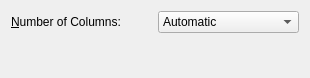
Above: zint/frontend_qt/grpDBExtend.ui from prefetchnta/mybuild before the change. Below: the same form after it.
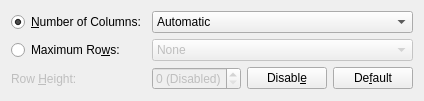
That is the form after the change.

Diff of the .ui file:
```diff
--- a/zint/frontend_qt/grpDBExtend.ui
+++ b/zint/frontend_qt/grpDBExtend.ui
@@ -10,27 +10,41 @@
     <height>78</height>
    </rect>
   </property>
+  <property name="maximumSize">
+   <size>
+    <width>600</width>
+    <height>16777215</height>
+   </size>
+  </property>
   <property name="windowTitle">
    <string>Form</string>
   </property>
   <layout class="QVBoxLayout" name="verticalLayout">
    <item>
-    <layout class="QHBoxLayout" name="horizontalLayout">
-     <item>
-      <widget class="QLabel" name="lblColumns">
+    <layout class="QGridLayout" name="gridLayoutDBES">
+     <item row="0" column="0">
+      <widget class="QRadioButton" name="radDBESCols">
        <property name="text">
         <string>&amp;Number of Columns:</string>
        </property>
-       <property name="alignment">
-        <set>Qt::AlignLeading|Qt::AlignLeft|Qt::AlignVCenter</set>
+       <property name="toolTip">
+        <string>Set number of columns (each contains
+2 data segments)</string>
        </property>
-       <property name="buddy">
-        <cstring>cmbCols</cstring>
+       <property name="checked">
+        <bool>true</bool>
        </property>
       </widget>
      </item>
-     <item>
-      <widget class="QComboBox" name="cmbCols">
+     <item row="0" column="1">
+      <widget class="QComboBox" name="cmbDBESCols">
+       <property name="enabled">
+        <bool>true</bool>
+       </property>
+       <property name="toolTip">
+        <string>Set number of columns (each contains
+2 data segments)</string>
+       </property>
        <item>
         <property name="text">
          <string>Automatic</string>
@@ -38,7 +52,85 @@
        </item>
        <item>
         <property name="text">
-         <string>1</string>
+         <string>1 (2 segments)</string>
+        </property>
+       </item>
+       <item>
+        <property name="text">
+         <string>2 (4 segments)</string>
+        </property>
+       </item>
+       <item>
+        <property name="text">
+         <string>3 (6 segments)</string>
+        </property>
+       </item>
+       <item>
+        <property name="text">
+         <string>4 (8 segments)</string>
+        </property>
+       </item>
+       <item>
+        <property name="text">
+         <string>5 (10 segments)</string>
+        </property>
+       </item>
+       <item>
+        <property name="text">
+         <string>6 (12 segments)</string>
+        </property>
+       </item>
+       <item>
+        <property name="text">
+         <string>7 (14 segments)</string>
+        </property>
+       </item>
+       <item>
+        <property name="text">
+         <string>8 (16 segments)</string>
+        </property>
+       </item>
+       <item>
+        <property name="text">
+         <string>9 (18 segments)</string>
+        </property>
+       </item>
+       <item>
+        <property name="text">
+         <string>10 (20 segments)</string>
+        </property>
+       </item>
+       <item>
+        <property name="text">
+         <string>11 (22 segments)</string>
+        </property>
+       </item>
+      </widget>
+     </item>
+     <item row="1" column="0">
+      <widget class="QRadioButton" name="radDBESRows">
+       <property name="text">
+        <string>Maximum Ro&amp;ws:</string>
+       </property>
+       <property name="toolTip">
+        <string>Set maximum number of rows</string>
+       </property>
+       <attribute name="buttonGroup">
+        <string notr="true">buttonGroupDBESColsRows</string>
+       </attribute>
+      </widget>
+     </item>
+     <item row="1" column="1">
+      <widget class="QComboBox" name="cmbDBESRows">
+       <property name="enabled">
+        <bool>false</bool>
+       </property>
+       <property name="toolTip">
+        <string>Set maximum number of rows</string>
+       </property>
+       <item>
+        <property name="text">
+         <string>None</string>
         </property>
        </item>
        <item>
@@ -83,6 +175,124 @@
        </item>
       </widget>
      </item>
+     <item row="2" column="0">
+      <widget class="QLabel" name="lblDBESHeightPerRow">
+       <property name="enabled">
+        <bool>false</bool>
+       </property>
+       <property name="toolTip">
+        <string>Height per row in X-dimensions
+Only available if &quot;Automatic Height&quot; in
+the Appearance tab is not checked
+(ignored if disabled)</string>
+       </property>
+       <property name="text">
+        <string>Row &amp;Height:</string>
+       </property>
+       <property name="alignment">
+        <set>Qt::AlignLeading|Qt::AlignLeft|Qt::AlignVCenter</set>
+       </property>
+       <property name="buddy">
+        <cstring>spnDBESHeightPerRow</cstring>
+       </property>
+      </widget>
+     </item>
+     <item row="2" column="1">
+      <layout class="QHBoxLayout" name="horzLayoutDBESHeightPerRow">
+       <item>
+        <widget class="QDoubleSpinBox" name="spnDBESHeightPerRow">
+         <property name="enabled">
+          <bool>false</bool>
+         </property>
+         <property name="toolTip">
+        <string>Height per row in X-dimensions
+Only available if &quot;Automatic Height&quot; in
+the Appearance tab is not checked
+(ignored if disabled)</string>
+         </property>
+         <property name="accelerated">
+          <bool>true</bool>
+         </property>
+         <property name="prefix">
+          <string/>
+         </property>
+         <property name="suffix">
+          <string> X</string>
+         </property>
+         <property name="decimals">
+          <number>3</number>
+         </property>
+         <property name="minimum">
+          <double>0</double>
+         </property>
+         <property name="maximum">
+          <double>2000.000000000000000</double>
+         </property>
+         <property name="singleStep">
+          <double>0.100000000000000</double>
+         </property>
+         <property name="value">
+          <double>0</double>
+         </property>
+         <property name="specialValueText">
+          <string>0 (Disabled)</string>
+         </property>
+         <property name="sizePolicy">
+          <sizepolicy hsizetype="Minimum" vsizetype="Fixed">
+           <horstretch>2</horstretch>
+           <verstretch>0</verstretch>
+          </sizepolicy>
+         </property>
+        </widget>
+       </item>
+       <item>
+        <widget class="QPushButton" name="btnDBESHeightPerRowDisable">
+         <property name="toolTip">
+          <string>Set height per row to 0
+(&quot;Height&quot; in the Appearance
+tab will be re-enabled)</string>
+         </property>
+         <property name="text">
+          <string>Disabl&amp;e</string>
+         </property>
+         <property name="sizePolicy">
+          <sizepolicy hsizetype="Preferred" vsizetype="Fixed">
+           <horstretch>1</horstretch>
+           <verstretch>0</verstretch>
+          </sizepolicy>
+         </property>
+         <property name="sizeHint" stdset="0">
+          <size>
+           <width>30</width>
+           <height>20</height>
+          </size>
+         </property>
+        </widget>
+       </item>
+       <item>
+        <widget class="QPushButton" name="btnDBESHeightPerRowDefault">
+         <property name="toolTip">
+          <string>Set height per row to default value</string>
+         </property>
+         <property name="text">
+          <string>De&amp;fault</string>
+         </property>
+         <property name="sizePolicy">
+          <sizepolicy hsizetype="Preferred" vsizetype="Fixed">
+           <horstretch>1</horstretch>
+           <verstretch>0</verstretch>
+          </sizepolicy>
+         </property>
+         <property name="sizeHint" stdset="0">
+          <size>
+           <width>30</width>
+           <height>20</height>
+          </size>
+         </property>
+        </widget>
+       </item>
+      </layout>
+     </item>
     </layout>
    </item>
    <item>
```
Left out of the diff: 55 changed lines with no effect on the pictures.
